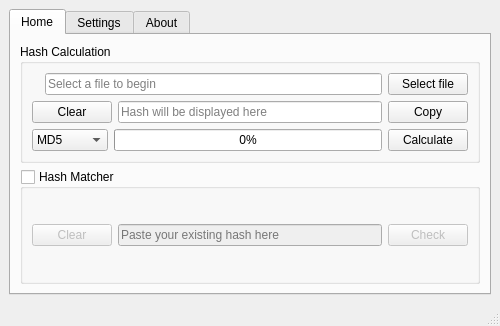
This is ui/mainwindow.ui in Rizwan-Hasan/Free-Hash-Checker as Qt 5 draws it before an edit. The edited form follows.
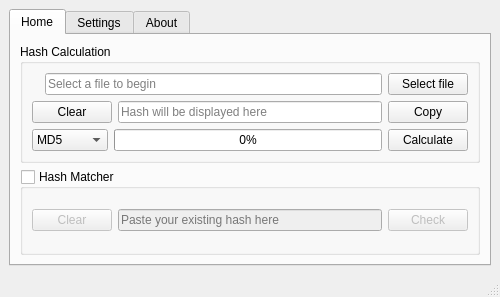
This is the edited form. Icons and pictures are not drawn.

What changed in the file:
```diff
--- a/ui/mainwindow.ui
+++ b/ui/mainwindow.ui
@@ -13,7 +13,7 @@
     <x>0</x>
     <y>0</y>
     <width>500</width>
-    <height>326</height>
+    <height>297</height>
    </rect>
   </property>
   <property name="sizePolicy">
```
